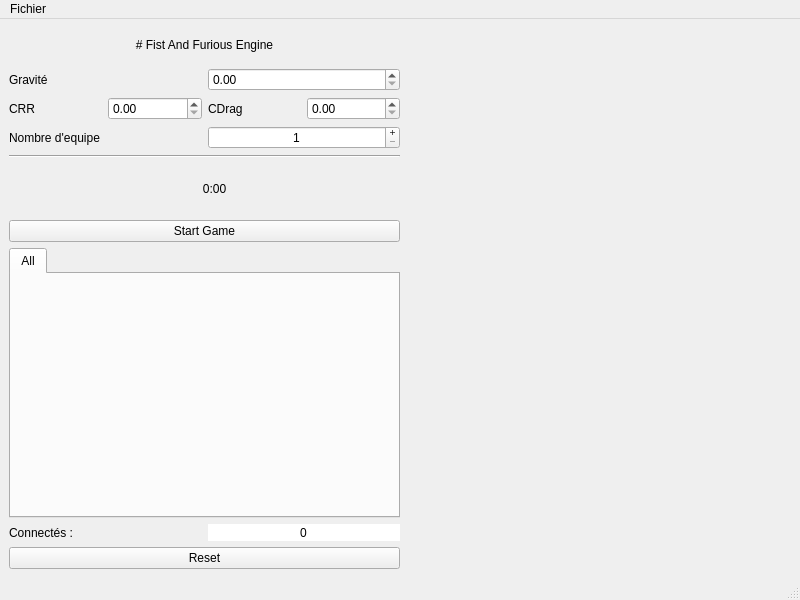
First picture: the form in Engine/window.ui, repository Douraid-BEN-HASSEN/ar_course, before the edit.
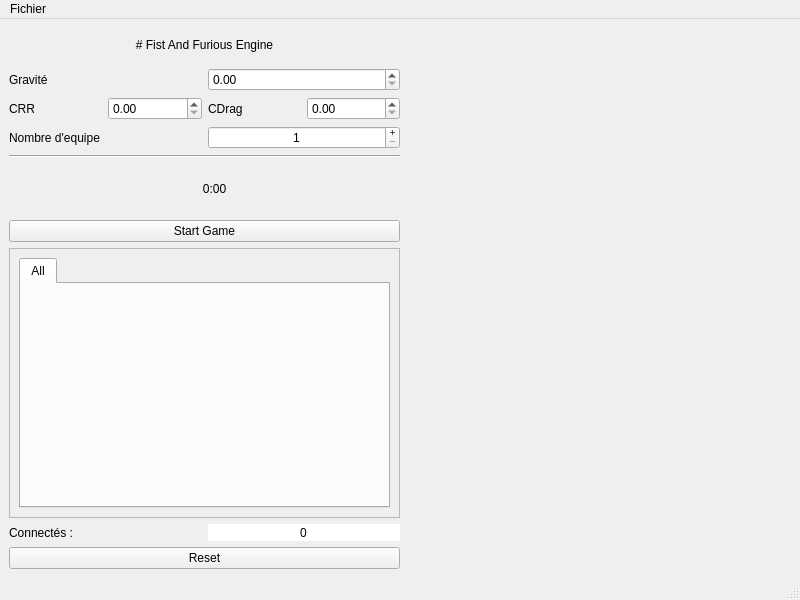
Second picture: the form after the edit.

```diff
--- a/Engine/window.ui
+++ b/Engine/window.ui
@@ -200,6 +200,27 @@
          </widget>
         </item>
         <item>
+         <widget class="QScrollArea" name="scrollArea">
+          <property name="maximumSize">
+           <size>
+            <width>500</width>
+            <height>16777215</height>
+           </size>
+          </property>
+          <property name="widgetResizable">
+           <bool>true</bool>
+          </property>
+          <widget class="QWidget" name="scrollAreaWidgetContents_3">
+           <property name="geometry">
+            <rect>
+             <x>0</x>
+             <y>0</y>
+             <width>382</width>
+             <height>195</height>
+            </rect>
+           </property>
+           <layout class="QVBoxLayout" name="verticalLayout_4">
+            <item>
          <widget class="QTabWidget" name="tabWidget_scoreboard">
           <property name="maximumSize">
            <size>
@@ -220,6 +241,10 @@
           </widget>
          </widget>
         </item>
+           </layout>
+          </widget>
+         </widget>
+        </item>
         <item>
          <layout class="QHBoxLayout" name="horizontalLayout_2">
           <item>
```
Left out of the diff: 40 changed lines with no effect on the pictures. Lines whose indentation alone changed are shown as unchanged.
